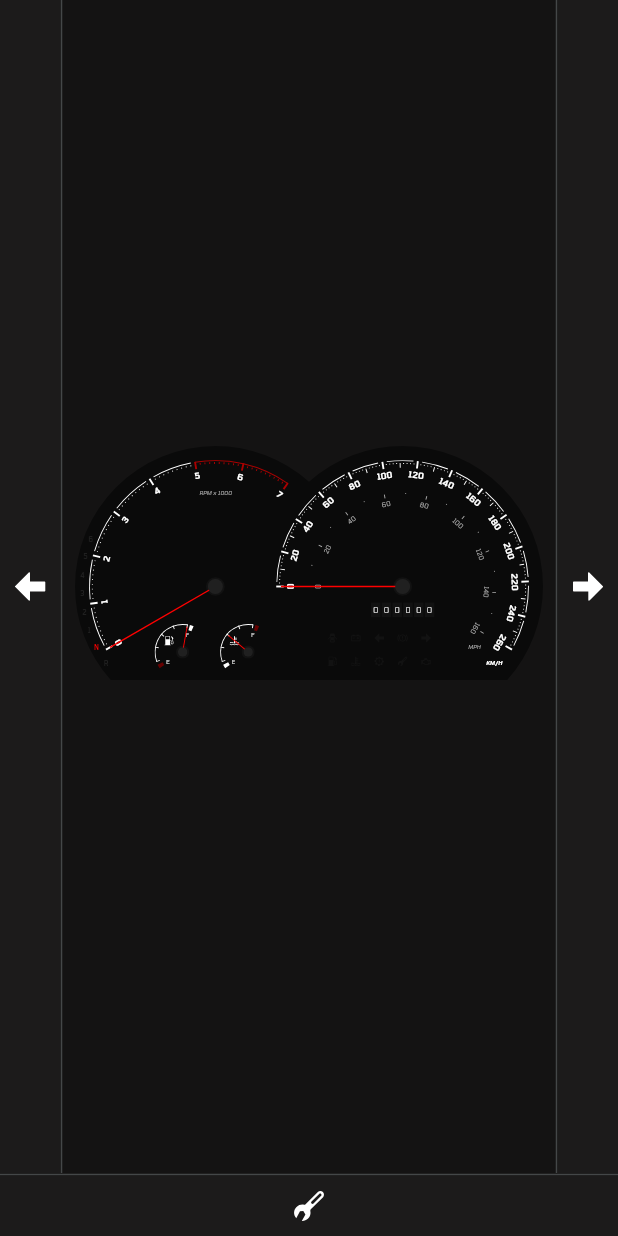
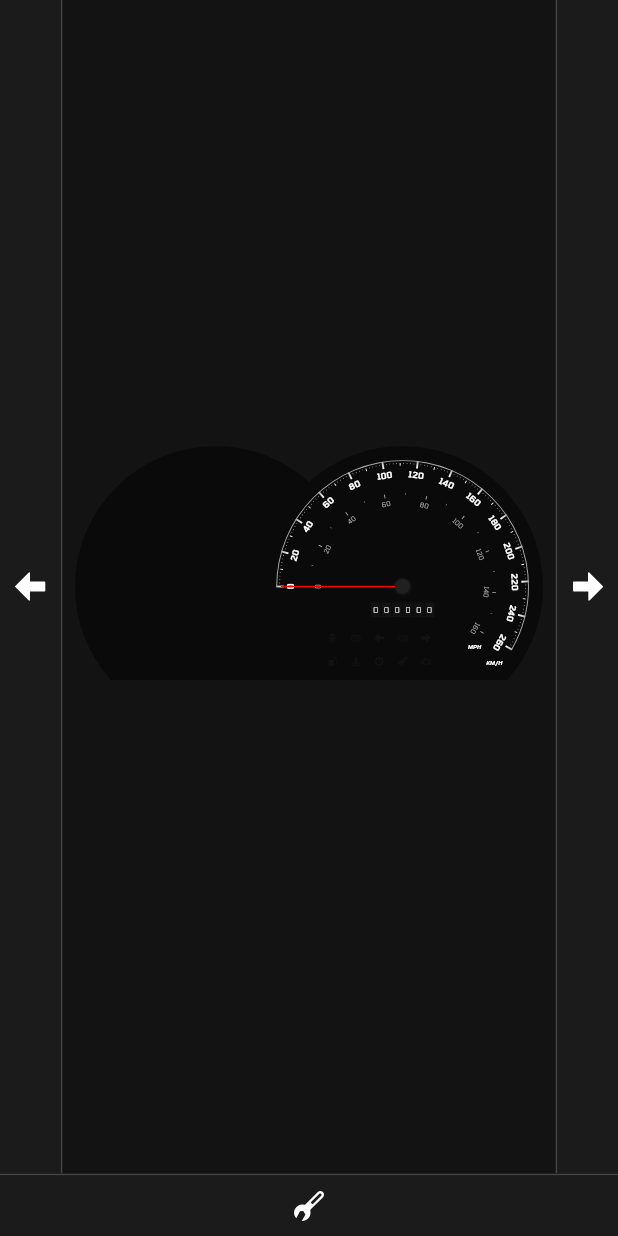
Before and after one commit to darius-calugar/Gauge-Cluster, a Flutter app: the screen it shows after launch, on a phone screen of 412 x 824 dp. Run offline on Flutter 3.47's test engine with Material 3 defaults, Android fonts, the phone set to English and light mode, and no system bars; our stand-ins replace equatable, flutter_bloc, flutter_svg.

Commit message:
refactor: Migrate brawn speed gauge to v2

```diff
--- a/gauge_cluster/lib/app.dart
+++ b/gauge_cluster/lib/app.dart
@@ -14,7 +14,7 @@ class App extends StatelessWidget {
     return MultiProvider(
       providers: [
         BlocProvider(create: (_) => CarCubit()),
-        BlocProvider(create: (_) => PlaygroundCubit(exampleCount: 3)),
+        BlocProvider(create: (_) => PlaygroundCubit(exampleCount: 4)),
       ],
       child: MaterialApp(
         theme: ThemeData.from(
--- a/gauge_cluster/lib/components/gauge_v2/gauge.dart
+++ b/gauge_cluster/lib/components/gauge_v2/gauge.dart
@@ -4,48 +4,44 @@ import 'package:gauge_cluster/components/gauge_v2/models/gauge_part_shape.dart';
 import 'package:gauge_cluster/components/gauge_v2/widgets/gauge_part_point_shape_widget.dart';
 import 'package:gauge_cluster/components/gauge_v2/widgets/gauge_part_rect_shape_widget.dart';
 import 'package:gauge_cluster/components/gauge_v2/widgets/gauge_part_sector_shape_widget.dart';
+import 'package:gauge_cluster/utils/math/circle/circle.dart';
 
 export 'package:gauge_cluster/components/gauge_v2/models/gauge_part_fill.dart';
 export 'package:gauge_cluster/components/gauge_v2/models/gauge_part_shape.dart';
 export 'package:gauge_cluster/components/gauge_v2/models/gauge_part.dart';
 
 class Gauge extends StatelessWidget {
-  const Gauge({super.key, required this.parts});
+  const Gauge({super.key, required this.circle, required this.parts});
 
+  final Circle circle;
   final List<GaugePart> parts;
 
   @override
   Widget build(BuildContext context) {
-    return LayoutBuilder(
-      builder: (context, constraints) {
-        final circleDiameter = constraints.biggest.shortestSide;
-        final circleRadius = circleDiameter / 2;
-
-        return SizedBox.square(
-          dimension: circleDiameter,
+    return Center(
+      child: SizedBox.square(
+        dimension: circle.diameter,
         child: Stack(
-            fit: StackFit.loose,
           alignment: Alignment.center,
           children: [
             for (final part in parts)
               switch (part.shape) {
                 GaugePartPointShape() => GaugePartPointShapeWidget(
                   part: part,
-                    circleRadius: circleRadius,
+                  circleRadius: circle.radius,
                 ),
                 GaugePartRectShape() => GaugePartRectShapeWidget(
                   part: part,
-                    circleRadius: circleRadius,
+                  circleRadius: circle.radius,
                 ),
                 GaugePartSectorShape() => GaugePartSectorShapeWidget(
                   part: part,
-                    circleRadius: circleRadius,
+                  circleRadius: circle.radius,
                 ),
               },
           ],
         ),
-        );
-      },
+      ),
     );
   }
 }
--- a/gauge_cluster/lib/examples/0_debug/main_gauge.dart
+++ b/gauge_cluster/lib/examples/0_debug/main_gauge.dart
@@ -20,9 +20,8 @@ class DebugMainGauge extends StatelessWidget {
     final uStep = Angle.full / uStepCount;
     final vStep = circle.radius / vStepCount;
 
-    return SizedBox.square(
-      dimension: circle.diameter,
-      child: Gauge(
+    return Gauge(
+      circle: circle,
       parts: [
         for (var u = 0; u < uStepCount; u++) ...[
           for (var v = 0; v < vStepCount; v++) ...[
@@ -47,14 +46,16 @@ class DebugMainGauge extends StatelessWidget {
         // Points
         for (var u = 0; u < uStepCount; u++) ...[
           GaugePart(
-              shape: GaugePartPointShape(
-                radius: 60,
-                angle: 30.deg + 60.deg * u,
-              ),
+            shape: GaugePartPointShape(radius: 60, angle: 30.deg + 60.deg * u),
             isRotated: true,
             child: SvgIcon(SvgIcons.battery, color: AppColors.white1),
           ),
         ],
+        GaugePart(
+          shape: GaugePartPointShape(radius: 140, angle: 90.deg),
+          isRotated: false,
+          child: SvgIcon(SvgIcons.battery, color: AppColors.white1),
+        ),
         // Sectors
         GaugePart(
           shape: GaugePartSectorShape.inset(
@@ -142,7 +143,6 @@ class DebugMainGauge extends StatelessWidget {
           child: SvgIcon(SvgIcons.battery, color: AppColors.black1),
         ),
       ],
-      ),
     );
   }
 }
--- /dev/null
+++ b/gauge_cluster/lib/examples/1_brawn/gauge_cluster.dart
@@ -0,0 +1,179 @@
+import 'package:flutter/material.dart';
+import 'package:flutter_bloc/flutter_bloc.dart';
+import 'package:gauge_cluster/examples/1_brawn/speed_gauge.dart';
+import 'package:gauge_cluster/utils/app_colors.dart';
+import 'package:gauge_cluster/blocs/car/car_cubit.dart';
+import 'package:gauge_cluster/components/svg_icon/svg_icon.dart';
+import 'package:gauge_cluster/utils/assets.dart';
+
+class BrawnGaugeCluster extends StatelessWidget {
+  const BrawnGaugeCluster({super.key});
+
+  @override
+  Widget build(BuildContext context) {
+    final carState = context.watch<CarCubit>().state;
+
+    return PhysicalShape(
+      clipper: _BackgroundClipper(),
+      color: AppColors.black1,
+      child: Stack(
+        children: [
+          Positioned.fill(left: null, child: BrawnSpeedGauge()),
+          Positioned(
+            bottom: 290,
+            right: 450,
+            child: SizedOverflowBox(
+              size: Size.zero,
+              child: SvgIcon(
+                SvgIcons.doors,
+                color:
+                    carState.doorSignal ? AppColors.orange1 : AppColors.black2,
+              ),
+            ),
+          ),
+          Positioned(
+            bottom: 290,
+            right: 400,
+            child: SizedOverflowBox(
+              size: Size.zero,
+              child: SvgIcon(
+                SvgIcons.battery,
+                color:
+                    carState.batterySignal
+                        ? AppColors.orange1
+                        : AppColors.black2,
+              ),
+            ),
+          ),
+          Positioned(
+            bottom: 290,
+            right: 350,
+            child: SizedOverflowBox(
+              size: Size.zero,
+              child: SvgIcon(
+                SvgIcons.left,
+                color:
+                    carState.leftTurnSignal
+                        ? AppColors.green1
+                        : AppColors.black2,
+              ),
+            ),
+          ),
+          Positioned(
+            bottom: 290,
+            right: 300,
+            child: SizedOverflowBox(
+              size: Size.zero,
+              child: SvgIcon(
+                SvgIcons.brakes,
+                color:
+                    carState.brakesSignal ? AppColors.red1 : AppColors.black2,
+              ),
+            ),
+          ),
+          Positioned(
+            bottom: 290,
+            right: 250,
+            child: SizedOverflowBox(
+              size: Size.zero,
+              child: SvgIcon(
+                SvgIcons.right,
+                color:
+                    carState.rightTurnSignal
+                        ? AppColors.green1
+                        : AppColors.black2,
+              ),
+            ),
+          ),
+          Positioned(
+            bottom: 240,
+            right: 450,
+            child: SizedOverflowBox(
+              size: Size.zero,
+              child: SvgIcon(
+                SvgIcons.fuel,
+                color: carState.fuelSignal ? AppColors.red1 : AppColors.black2,
+              ),
+            ),
+          ),
+          Positioned(
+            bottom: 240,
+            right: 400,
+            child: SizedOverflowBox(
+              size: Size.zero,
+              child: SvgIcon(
+                SvgIcons.temperature,
+                color:
+                    carState.temperatureSignal
+                        ? AppColors.red1
+                        : AppColors.black2,
+              ),
+            ),
+          ),
+          Positioned(
+            bottom: 240,
+            right: 350,
+            child: SizedOverflowBox(
+              size: Size.zero,
+              child: SvgIcon(
+                SvgIcons.transmission,
+                color:
+                    carState.transmissionSignal
+                        ? AppColors.red1
+                        : AppColors.black2,
+              ),
+            ),
+          ),
+          Positioned(
+            bottom: 240,
+            right: 300,
+            child: SizedOverflowBox(
+              size: Size.zero,
+              child: SvgIcon(
+                SvgIcons.wrench,
+                color:
+                    carState.serviceSignal ? AppColors.red1 : AppColors.black2,
+              ),
+            ),
+          ),
+          Positioned(
+            bottom: 240,
+            right: 250,
+            child: SizedOverflowBox(
+              size: Size.zero,
+              child: SvgIcon(
+                SvgIcons.engine,
+                color:
+                    carState.engineSignal
+                        ? AppColors.orange1
+                        : AppColors.black2,
+              ),
+            ),
+          ),
+        ],
+      ),
+    );
+  }
+}
+
+class _BackgroundClipper extends CustomClipper<Path> {
+  const _BackgroundClipper();
+
+  @override
+  bool shouldReclip(covariant _BackgroundClipper oldClipper) => true;
+
+  @override
+  Path getClip(Size size) {
+    final safeRect = Offset(0, 0) & Size(1000, 600);
+    final gauge1Rect = Offset(0, 100) & Size.square(600);
+    final gauge2Rect = Offset(400, 100) & Size.square(600);
+
+    return Path.combine(
+      PathOperation.intersect,
+      Path()..addRect(safeRect),
+      Path()
+        ..addOval(gauge1Rect)
+        ..addOval(gauge2Rect),
+    );
+  }
+}
--- /dev/null
+++ b/gauge_cluster/lib/examples/1_brawn/speed_gauge.dart
@@ -0,0 +1,212 @@
+import 'package:flutter/material.dart';
+import 'package:flutter_bloc/flutter_bloc.dart';
+import 'package:gauge_cluster/blocs/car/car_cubit.dart';
+import 'package:gauge_cluster/components/gauge_v2/gauge.dart';
+import 'package:gauge_cluster/components/mileage/mileage.dart';
+import 'package:gauge_cluster/utils/app_colors.dart';
+import 'package:gauge_cluster/utils/math/circle/circle.dart';
+import 'package:gauge_cluster/utils/math/units/angle.dart';
+
+class BrawnSpeedGauge extends StatelessWidget {
+  const BrawnSpeedGauge({super.key});
+
+  static Circle circle = Circle(radius: 300);
+
+  @override
+  Widget build(BuildContext context) {
+    final carState = context.watch<CarCubit>().state;
+
+    final startAngle = -180.0.deg;
+    final endAngle = 30.0.deg;
+    final sweepAngle = endAngle - startAngle;
+
+    final outerSteps = carState.maxSpeed.toKmh ~/ 2 + 1;
+    final outerStepAngleSweep = sweepAngle / (outerSteps - 1);
+
+    final innerSteps = carState.maxSpeed.toMph ~/ 10 + 1;
+    final innerStepAngleSweep = sweepAngle / (innerSteps - 1);
+
+    return Gauge(
+      circle: circle,
+      parts: [
+        // KMH
+        GaugePart(
+          shape: GaugePartPointShape(
+            radius: circle.radius - 45,
+            angle: endAngle + 10.deg,
+          ),
+          isRotated: false,
+          child: Text(
+            'KM/H',
+            style: TextStyle(
+              fontSize: 12,
+              fontWeight: FontWeight.w600,
+              color: AppColors.white1,
+              fontStyle: FontStyle.italic,
+            ),
+          ),
+        ),
+        // Border
+        GaugePart(
+          shape: GaugePartSectorShape.inset(
+            circle: circle,
+            outerInset: 30,
+            thickness: 2,
+            startAngle: startAngle,
+            sweepAngle: sweepAngle,
+          ),
+          fill: GaugePartSolidFill(color: AppColors.white2),
+        ),
+        for (var step = 0; step < outerSteps; step++)
+          if (step % 10 == 0) ...[
+            // Steps
+            GaugePart(
+              shape: GaugePartRectShape.inset(
+                circle: circle,
+                outerInset: 30,
+                thickness: 16,
+                width: 4,
+                angle: startAngle + outerStepAngleSweep * step,
+              ),
+              fill: GaugePartLinearGradientFill(
+                colors: [AppColors.white1, AppColors.white2],
+              ),
+            ),
+            // Step labels
+            GaugePart(
+              shape: GaugePartPointShape(
+                radius: circle.radius - 60,
+                angle: startAngle + outerStepAngleSweep * step,
+              ),
+              isRotated: true,
+              child: Text(
+                '${step * 2}',
+                style: TextStyle(
+                  fontWeight: FontWeight.w600,
+                  fontSize: 18,
+                  color: AppColors.white1,
+                ),
+              ),
+            ),
+          ] else if (step % 5 == 0)
+            // Half-steps
+            GaugePart(
+              shape: GaugePartRectShape.inset(
+                circle: circle,
+                outerInset: 36,
+                thickness: 6,
+                width: 2,
+                angle: startAngle + outerStepAngleSweep * step,
+              ),
+              fill: GaugePartSolidFill(color: AppColors.white1),
+            )
+          else
+            // Quarter-steps
+            GaugePart(
+              shape: GaugePartRectShape.inset(
+                circle: circle,
+                outerInset: 36,
+                thickness: 2,
+                width: 1,
+                angle: startAngle + outerStepAngleSweep * step,
+              ),
+              fill: GaugePartSolidFill(color: AppColors.white1),
+            ),
+
+        // MPH
+        GaugePart(
+          shape: GaugePartPointShape(
+            radius: circle.radius - 100,
+            angle: endAngle + 10.deg,
+          ),
+          isRotated: false,
+          child: Text(
+            'MPH',
+            style: TextStyle(
+              fontSize: 12,
+              fontWeight: FontWeight.w600,
+              color: AppColors.white1,
+              fontStyle: FontStyle.italic,
+            ),
+          ),
+        ),
+        for (var step = 0; step < innerSteps; step++)
+          if (step % 2 == 0) ...[
+            // Steps
+            GaugePart(
+              shape: GaugePartRectShape.inset(
+                circle: circle,
+                outerInset: 100,
+                thickness: 8,
+                width: 2,
+                angle: startAngle + innerStepAngleSweep * step,
+              ),
+              fill: GaugePartSolidFill(color: AppColors.white2),
+            ),
+            // Step labels
+            GaugePart(
+              shape: GaugePartPointShape(
+                radius: circle.radius - 120,
+                angle: startAngle + innerStepAngleSweep * step,
+              ),
+              isRotated: true,
+              child: Text(
+                '${step * 10}',
+                style: TextStyle(
+                  fontWeight: FontWeight.w400,
+                  fontSize: 14,
+                  color: AppColors.white2,
+                ),
+              ),
+            ),
+          ] else
+            // Half-steps
+            GaugePart(
+              shape: GaugePartRectShape.inset(
+                circle: circle,
+                outerInset: 100,
+                thickness: 4,
+                width: 1,
+                angle: startAngle + innerStepAngleSweep * step,
+              ),
+              fill: GaugePartSolidFill(color: AppColors.white2),
+            ),
+
+        // Mileage
+        GaugePart(
+          shape: GaugePartPointShape(radius: 50, angle: Angle.bottom),
+          child: Mileage(distance: carState.mileage, digitCount: 6),
+        ),
+
+        // Knob base
+        GaugePart(
+          shape: GaugePartSectorShape(circle: circle, outerRadius: 20),
+          fill: GaugePartSolidFill(color: AppColors.black2),
+        ),
+        // // Pin
+        GaugePart(
+          shape: GaugePartRectShape.inset(
+            circle: circle,
+            width: 3,
+            outerInset: 40,
+            angle: Angle.lerp(startAngle, endAngle, carState.speedRatio),
+          ),
+          fill: GaugePartSolidFill(color: AppColors.red1),
+        ),
+        // Knob
+        GaugePart(
+          shape: GaugePartSectorShape(circle: circle, outerRadius: 16),
+          fill: GaugePartSolidFill(color: AppColors.black3),
+        ),
+      ],
+    );
+
+    // return SizedBox.square(
+    //   dimension: circle.diameter,
+    //   child: Gauge(
+    //     features: [
+    //     ],
+    //   ),
+    // );
+  }
+}
--- a/gauge_cluster/lib/screens/playground_screen.dart
+++ b/gauge_cluster/lib/screens/playground_screen.dart
@@ -6,6 +6,7 @@ import 'package:gauge_cluster/blocs/car/car_cubit.dart';
 import 'package:gauge_cluster/blocs/playground/playground_cubit.dart';
 import 'package:gauge_cluster/components/svg_icon/svg_icon.dart';
 import 'package:gauge_cluster/examples/0_debug/gauge_cluster.dart';
+import 'package:gauge_cluster/examples/1_brawn/gauge_cluster.dart';
 import 'package:gauge_cluster/examples/e1/gauge_cluster.dart';
 import 'package:gauge_cluster/examples/e2/gauge_cluster.dart';
 import 'package:gauge_cluster/utils/assets.dart';
@@ -57,7 +58,7 @@ class _PlaygroundScreenState extends State<PlaygroundScreen> {
                           width: 1000,
                           height: 800,
                           child: AnimatedSwitcher(
-                            duration: Durations.short2,
+                            duration: Durations.medium1,
                             transitionBuilder:
                                 (child, animation) => FadeTransition(
                                   opacity: animation,
@@ -66,8 +67,10 @@ class _PlaygroundScreenState extends State<PlaygroundScreen> {
                             child: switch (playgroundCubit.state) {
                               PlaygroundState(example: 0) =>
                                 DebugGaugeCluster(),
-                              PlaygroundState(example: 1) => E1GaugeCluster(),
-                              PlaygroundState(example: 2) => E2GaugeCluster(),
+                              PlaygroundState(example: 1) =>
+                                BrawnGaugeCluster(),
+                              PlaygroundState(example: 2) => E1GaugeCluster(),
+                              PlaygroundState(example: 3) => E2GaugeCluster(),
                               _ => SizedBox.shrink(),
                             },
                           ),
```
Lines whose indentation alone changed are shown as unchanged.
